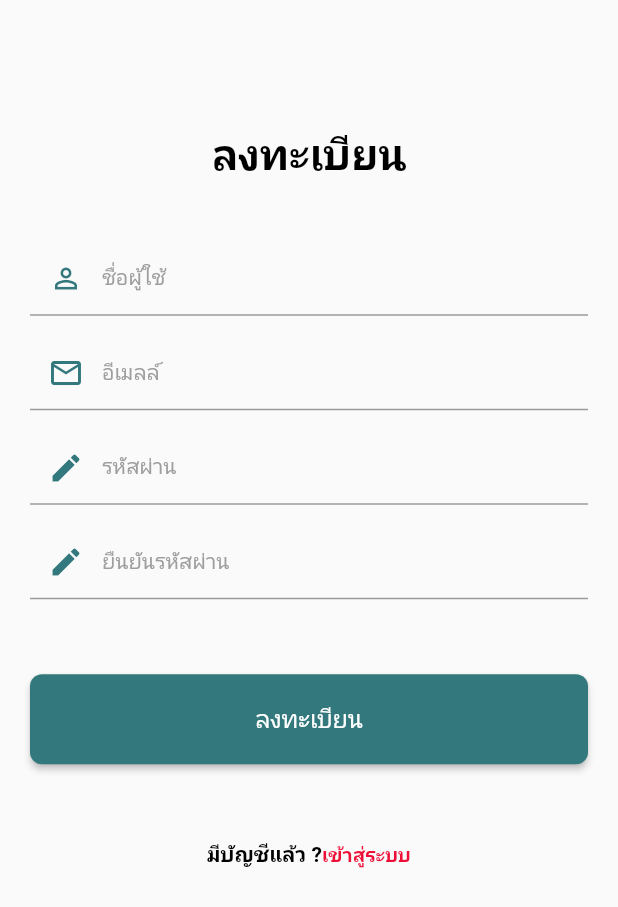
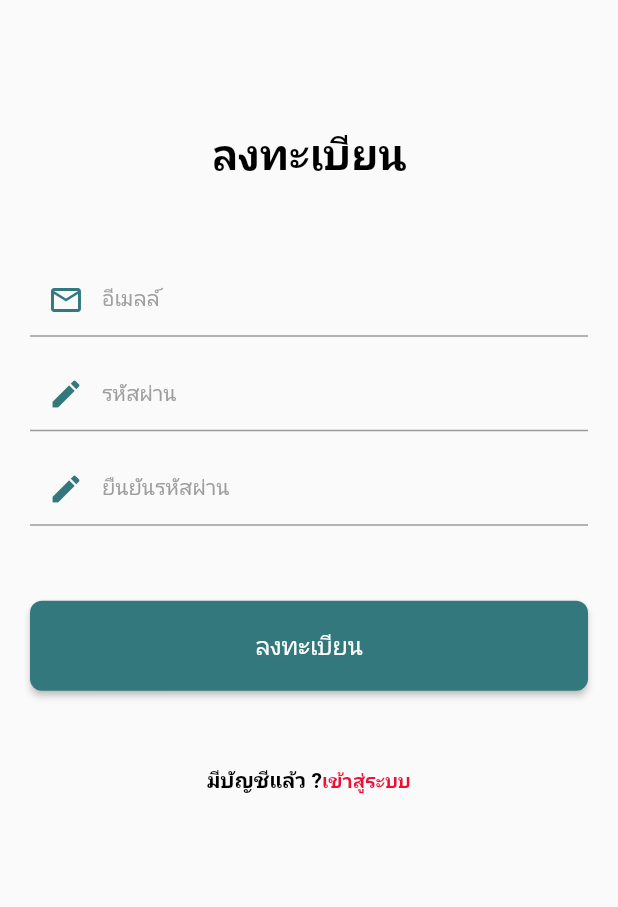
Before and after one commit to suprakron/pillreminder, a Flutter app: the SingUpPage screen opened directly, on a phone screen of 412 x 824 dp. Shown: the top 907 px of the screen. Run offline on Flutter 3.47's test engine with Material 2 defaults, Android fonts, the phone set to English and light mode, and no system bars.

Commit message:
[login-register] edit

```diff
--- a/lib/page/sing_up_page.dart
+++ b/lib/page/sing_up_page.dart
@@ -37,16 +37,7 @@ class _SingUpPageState extends State<SingUpPage> {
               const SizedBox(
                 height: 40,
               ),
-              const TextField(
-                decoration: InputDecoration(
-                    hintText: 'ชื่อผู้ใช้',
-                    hintStyle: TextStyle(color: Colors.grey, fontSize: 14),
-                    prefixIcon: Icon(
-                      Icons.person_outline_sharp,
-                      size: 22,
-                      color: Color.fromARGB(255, 50, 120, 124),
-                    )),
-              ),
+
               const SizedBox(
                 height: 14,
               ),
```
